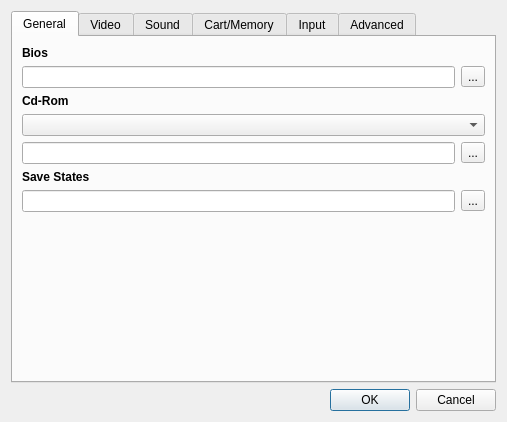
The window that yabause/src/qt/ui/UISettings.ui (KitoHo/yabause) describes before a commit, drawn with Qt 5.
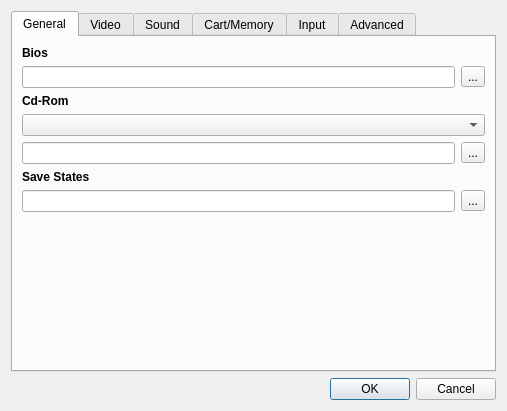
The same window after the commit.

The edit to the form file:
```diff
--- a/yabause/src/qt/ui/UISettings.ui
+++ b/yabause/src/qt/ui/UISettings.ui
@@ -6,7 +6,7 @@
     <x>0</x>
     <y>0</y>
     <width>507</width>
-    <height>422</height>
+    <height>411</height>
    </rect>
   </property>
   <property name="windowTitle" >
```
